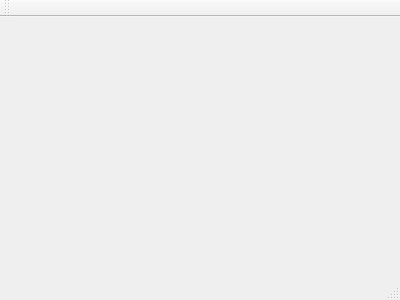
Qt form mainwindow.ui (Edmond-J-A/RemindMeEveryday) before a commit.
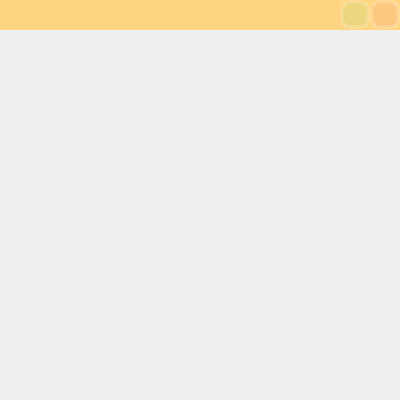
The same form after that commit. Icons and pictures are not drawn.

Diff of the .ui file:
```diff
--- a/mainwindow.ui
+++ b/mainwindow.ui
@@ -1,24 +1,196 @@
 <ui version="4.0">
  <class>MainWindow</class>
- <widget class="QMainWindow" name="MainWindow" >
-  <property name="geometry" >
+ <widget class="QMainWindow" name="MainWindow">
+  <property name="geometry">
    <rect>
     <x>0</x>
     <y>0</y>
     <width>400</width>
-    <height>300</height>
+    <height>400</height>
    </rect>
   </property>
-  <property name="windowTitle" >
+  <property name="maximumSize">
+   <size>
+    <width>400</width>
+    <height>400</height>
+   </size>
+  </property>
+  <property name="windowTitle">
    <string>MainWindow</string>
   </property>
-  <widget class="QMenuBar" name="menuBar" />
-  <widget class="QToolBar" name="mainToolBar" />
-  <widget class="QWidget" name="centralWidget" />
-  <widget class="QStatusBar" name="statusBar" />
+  <widget class="QWidget" name="centralWidget">
+   <widget class="QPushButton" name="pushButton_2">
+    <property name="geometry">
+     <rect>
+      <x>340</x>
+      <y>0</y>
+      <width>30</width>
+      <height>29</height>
+     </rect>
+    </property>
+    <property name="sizePolicy">
+     <sizepolicy hsizetype="Preferred" vsizetype="Preferred">
+      <horstretch>30</horstretch>
+      <verstretch>30</verstretch>
+     </sizepolicy>
+    </property>
+    <property name="maximumSize">
+     <size>
+      <width>30</width>
+      <height>30</height>
+     </size>
+    </property>
+    <property name="styleSheet">
+     <string notr="true">
+QPushButton{
+	background-color:rgba(100,225,100,30);
+	border-style:outset;                 
+	border-width:4px;                    
+	border-radius:10px;                  
+	border-color:rgba(255,255,255,30);   
+	font:bold 10px;                      
+	color:rgba(0,0,0,100);
+	padding:6px; 
+}
+
+QPushButton:pressed{
+	background-color:rgba(100,255,100,200);
+	border-color:rgba(255,255,255,30);
+	border-style:inset;
+	color:rgba(0,0,0,100);
+}
+//鼠标悬停样式
+QPushButton:hover
+{
+	background-color:rgba(100,255,100,100);
+	border-color:rgba(255,255,255,200);
+	color:rgba(0,0,0,200);
+}
+</string>
+    </property>
+    <property name="text">
+     <string/>
+    </property>
+    <property name="icon">
+     <iconset resource="image.qrc">
+      <normaloff>:/new/prefix1/resource/setIcon.png</normaloff>:/new/prefix1/resource/setIcon.png</iconset>
+    </property>
+    <property name="iconSize">
+     <size>
+      <width>30</width>
+      <height>30</height>
+     </size>
+    </property>
+   </widget>
+   <widget class="QPushButton" name="pushButton">
+    <property name="geometry">
+     <rect>
+      <x>370</x>
+      <y>0</y>
+      <width>30</width>
+      <height>29</height>
+     </rect>
+    </property>
+    <property name="sizePolicy">
+     <sizepolicy hsizetype="Preferred" vsizetype="Preferred">
+      <horstretch>30</horstretch>
+      <verstretch>30</verstretch>
+     </sizepolicy>
+    </property>
+    <property name="maximumSize">
+     <size>
+      <width>30</width>
+      <height>30</height>
+     </size>
+    </property>
+    <property name="styleSheet">
+     <string notr="true">QPushButton{
+	background-color:rgba(225,100,100,30);
+	border-style:outset;                 
+	border-width:4px;                    
+	border-radius:10px;                  
+	border-color:rgba(255,255,255,30);   
+	font:bold 10px;                      
+	color:rgba(0,0,0,100);
+	padding:6px; 
+}
+
+QPushButton:pressed{
+	background-color:rgba(225,100,100,200);
+	border-color:rgba(255,255,255,30);
+	border-style:inset;
+	color:rgba(0,0,0,100);
+}
+//鼠标悬停样式
+QPushButton:hover
+{
+	background-color:rgba(255,100,100,100);
+	border-color:rgba(255,255,255,200);
+	color:rgba(0,0,0,200);
+}
+</string>
+    </property>
+    <property name="text">
+     <string/>
+    </property>
+    <property name="icon">
+     <iconset resource="image.qrc">
+      <normaloff>:/new/prefix1/resource/cc-close-crude.png</normaloff>:/new/prefix1/resource/cc-close-crude.png</iconset>
+    </property>
+    <property name="iconSize">
+     <size>
+      <width>20</width>
+      <height>20</height>
+     </size>
+    </property>
+   </widget>
+   <widget class="QLabel" name="label">
+    <property name="geometry">
+     <rect>
+      <x>0</x>
+      <y>0</y>
+      <width>400</width>
+      <height>30</height>
+     </rect>
+    </property>
+    <property name="sizePolicy">
+     <sizepolicy hsizetype="Preferred" vsizetype="Preferred">
+      <horstretch>40</horstretch>
+      <verstretch>40</verstretch>
+     </sizepolicy>
+    </property>
+    <property name="minimumSize">
+     <size>
+      <width>400</width>
+      <height>30</height>
+     </size>
+    </property>
+    <property name="maximumSize">
+     <size>
+      <width>400</width>
+      <height>30</height>
+     </size>
+    </property>
+    <property name="styleSheet">
+     <string notr="true">background-color:rgb(255, 213, 129) ;</string>
+    </property>
+    <property name="text">
+     <string/>
+    </property>
+   </widget>
+   <zorder>label</zorder>
+   <zorder>pushButton_2</zorder>
+   <zorder>pushButton</zorder>
+  </widget>
+  <widget class="QStatusBar" name="statusBar">
+   <property name="sizeGripEnabled">
+    <bool>false</bool>
+   </property>
+  </widget>
  </widget>
- <layoutDefault spacing="6" margin="11" />
- <pixmapfunction></pixmapfunction>
- <resources/>
+ <layoutdefault spacing="6" margin="11"/>
+ <resources>
+  <include location="image.qrc"/>
+ </resources>
  <connections/>
 </ui>
```
Left out of the diff: 1 changed line with no effect on the pictures.
